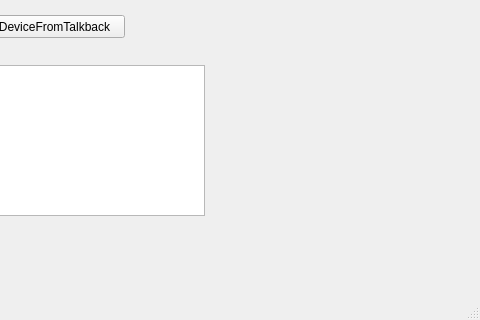
Old version of the form src/qtTest/mainwindow.ui in the repository dulton/talkBack; both pictures show x 126 to 606 and y 202 to 522 of the 606 by 522 pixel window.
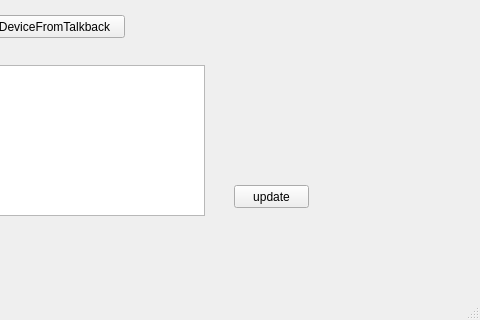
New version of the form.

Patch:
```diff
--- a/src/qtTest/mainwindow.ui
+++ b/src/qtTest/mainwindow.ui
@@ -141,6 +141,19 @@
      </rect>
     </property>
    </widget>
+   <widget class="QPushButton" name="updateCode">
+    <property name="geometry">
+     <rect>
+      <x>360</x>
+      <y>370</y>
+      <width>75</width>
+      <height>23</height>
+     </rect>
+    </property>
+    <property name="text">
+     <string>update</string>
+    </property>
+   </widget>
   </widget>
   <widget class="QMenuBar" name="menuBar">
    <property name="geometry">
```
